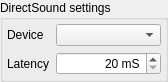
Qt form apps/zxtune-qt/ui/preferences/sound_dsound.ui (vitamin-caig/zxtune) before a commit.
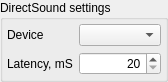
The same form after that commit.

What changed in the file:
```diff
--- a/apps/zxtune-qt/ui/preferences/sound_dsound.ui
+++ b/apps/zxtune-qt/ui/preferences/sound_dsound.ui
@@ -55,7 +55,7 @@
          </sizepolicy>
         </property>
         <property name="text">
-         <string>Latency</string>
+         <string>Latency, mS</string>
         </property>
        </widget>
       </item>
@@ -64,9 +64,6 @@
         <property name="alignment">
          <set>Qt::AlignRight|Qt::AlignTrailing|Qt::AlignVCenter</set>
         </property>
-        <property name="suffix">
-         <string> mS</string>
-        </property>
         <property name="minimum">
          <number>20</number>
         </property>
```
